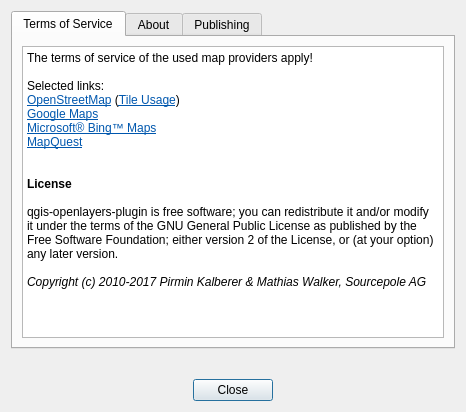
This is openlayers/ui_about_dialog.ui in sourcepole/qgis-openlayers-plugin as Qt 5 draws it before an edit. The edited form follows.
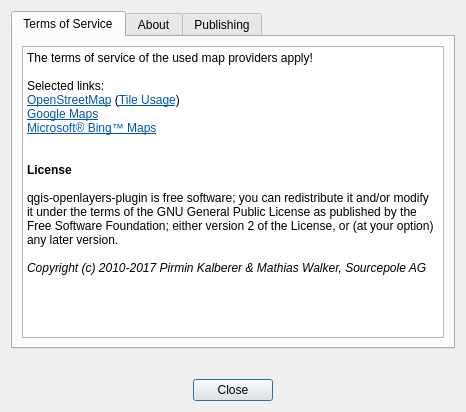
This is the edited form. Icons and pictures are not drawn.

```diff
--- a/openlayers/ui_about_dialog.ui
+++ b/openlayers/ui_about_dialog.ui
@@ -43,7 +43,6 @@
 &lt;p style=&quot; margin-top:0px; margin-bottom:0px; margin-left:0px; margin-right:0px; -qt-block-indent:0; text-indent:0px;&quot;&gt;&lt;a href=&quot;http://www.openstreetmap.org/copyright&quot;&gt;&lt;span style=&quot; font-size:9pt; text-decoration: underline; color:#0057ae;&quot;&gt;OpenStreetMap&lt;/span&gt;&lt;/a&gt;&lt;span style=&quot; font-size:9pt;&quot;&gt; (&lt;/span&gt;&lt;a href=&quot;https://operations.osmfoundation.org/policies/tiles/&quot;&gt;&lt;span style=&quot; font-size:9pt; text-decoration: underline; color:#0057ae;&quot;&gt;Tile Usage&lt;/span&gt;&lt;/a&gt;&lt;span style=&quot; font-size:9pt;&quot;&gt;)&lt;/span&gt;&lt;/p&gt;
 &lt;p style=&quot; margin-top:0px; margin-bottom:0px; margin-left:0px; margin-right:0px; -qt-block-indent:0; text-indent:0px;&quot;&gt;&lt;a href=&quot;https://developers.google.com/maps/terms&quot;&gt;&lt;span style=&quot; font-size:9pt; text-decoration: underline; color:#0057ae;&quot;&gt;Google Maps&lt;/span&gt;&lt;/a&gt;&lt;/p&gt;
 &lt;p style=&quot; margin-top:0px; margin-bottom:0px; margin-left:0px; margin-right:0px; -qt-block-indent:0; text-indent:0px;&quot;&gt;&lt;a href=&quot;http://www.microsoft.com/maps/product/terms.html&quot;&gt;&lt;span style=&quot; font-size:9pt; text-decoration: underline; color:#0057ae;&quot;&gt;Microsoft® Bing™ Maps&lt;/span&gt;&lt;/a&gt;&lt;/p&gt;
-&lt;p style=&quot; margin-top:0px; margin-bottom:0px; margin-left:0px; margin-right:0px; -qt-block-indent:0; text-indent:0px;&quot;&gt;&lt;a href=&quot;http://developer.mapquest.com/web/info/terms-of-use&quot;&gt;&lt;span style=&quot; font-size:9pt; text-decoration: underline; color:#0057ae;&quot;&gt;MapQuest&lt;/span&gt;&lt;/a&gt;&lt;/p&gt;
 &lt;p style=&quot;-qt-paragraph-type:empty; margin-top:0px; margin-bottom:0px; margin-left:0px; margin-right:0px; -qt-block-indent:0; text-indent:0px; font-size:9pt; text-decoration: underline; color:#0057ae;&quot;&gt;&lt;br /&gt;&lt;/p&gt;
 &lt;p style=&quot;-qt-paragraph-type:empty; margin-top:0px; margin-bottom:0px; margin-left:0px; margin-right:0px; -qt-block-indent:0; text-indent:0px; font-size:9pt;&quot;&gt;&lt;br /&gt;&lt;/p&gt;
 &lt;p style=&quot; margin-top:0px; margin-bottom:0px; margin-left:0px; margin-right:0px; -qt-block-indent:0; text-indent:0px;&quot;&gt;&lt;span style=&quot; font-size:9pt; font-weight:600;&quot;&gt;License&lt;/span&gt;&lt;/p&gt;
```
